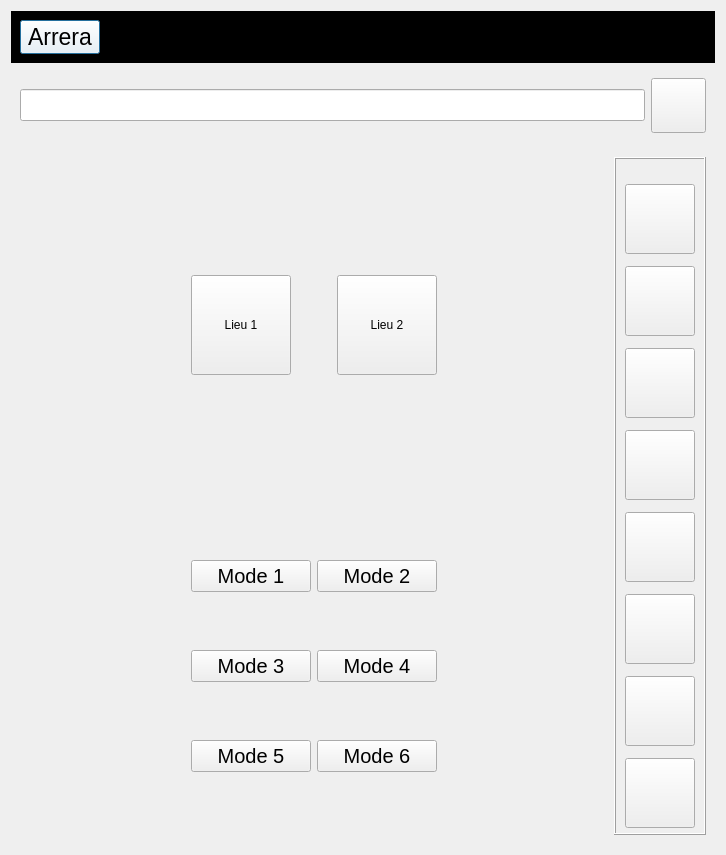
First picture: the form in arreraui.ui, repository Arrera-Software/Arrera-Interface, before the edit.
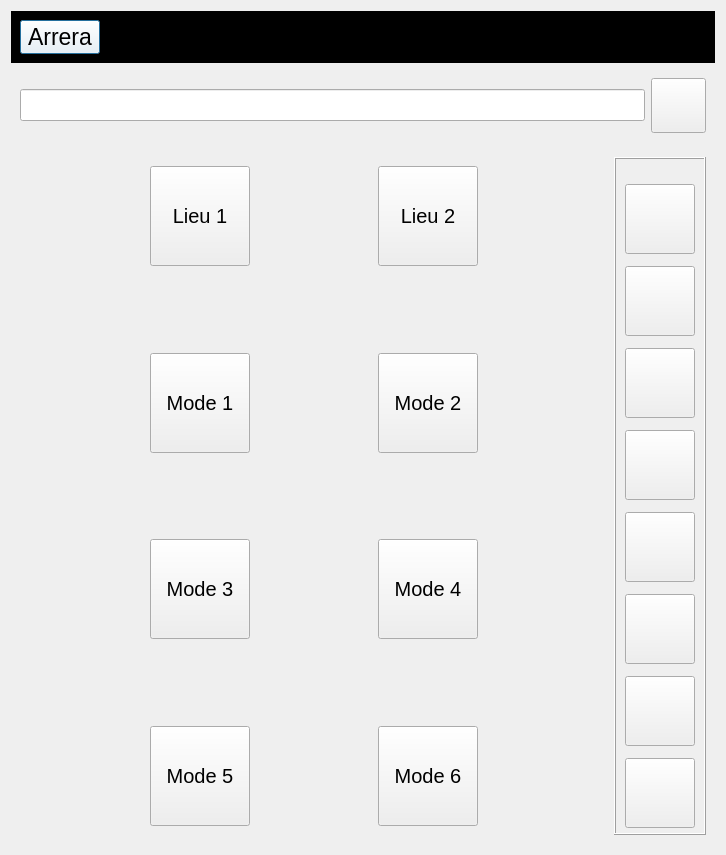
Second picture: the form after the edit. Icons and pictures are not drawn.

What changed in the file:
```diff
--- a/arreraui.ui
+++ b/arreraui.ui
@@ -333,84 +333,8 @@
      </widget>
      <widget class="QWidget" name="main">
       <layout class="QHBoxLayout" name="horizontalLayout_4">
-       <item>
-        <spacer name="horizontalSpacer">
-         <property name="orientation">
-          <enum>Qt::Orientation::Horizontal</enum>
-         </property>
-         <property name="sizeHint" stdset="0">
-          <size>
-           <width>40</width>
-           <height>20</height>
-          </size>
-         </property>
-        </spacer>
-       </item>
        <item>
         <layout class="QVBoxLayout" name="verticalLayout_6">
-         <item>
-          <widget class="QFrame" name="FLIEU">
-           <property name="frameShape">
-            <enum>QFrame::Shape::NoFrame</enum>
-           </property>
-           <property name="frameShadow">
-            <enum>QFrame::Shadow::Raised</enum>
-           </property>
-           <layout class="QHBoxLayout" name="horizontalLayout_5">
-            <item>
-             <widget class="QPushButton" name="IDC_LIEU1">
-              <property name="minimumSize">
-               <size>
-                <width>100</width>
-                <height>100</height>
-               </size>
-              </property>
-              <property name="maximumSize">
-               <size>
-                <width>100</width>
-                <height>100</height>
-               </size>
-              </property>
-              <property name="text">
-               <string>Lieu 1</string>
-              </property>
-             </widget>
-            </item>
-            <item>
-             <spacer name="horizontalSpacer_3">
-              <property name="orientation">
-               <enum>Qt::Orientation::Horizontal</enum>
-              </property>
-              <property name="sizeHint" stdset="0">
-               <size>
-                <width>40</width>
-                <height>20</height>
-               </size>
-              </property>
-             </spacer>
-            </item>
-            <item>
-             <widget class="QPushButton" name="IDC_LIEU2">
-              <property name="minimumSize">
-               <size>
-                <width>100</width>
-                <height>100</height>
-               </size>
-              </property>
-              <property name="maximumSize">
-               <size>
-                <width>100</width>
-                <height>100</height>
-               </size>
-              </property>
-              <property name="text">
-               <string>Lieu 2</string>
-              </property>
-             </widget>
-            </item>
-           </layout>
-          </widget>
-         </item>
          <item>
           <widget class="QFrame" name="FRAMEMODE">
            <property name="frameShape">
@@ -420,20 +344,44 @@
             <enum>QFrame::Shadow::Raised</enum>
            </property>
            <layout class="QGridLayout" name="gridLayout_2">
-            <item row="1" column="0">
-             <widget class="QPushButton" name="IDC_MODE3">
+            <item row="6" column="1">
+             <widget class="QPushButton" name="IDC_MODE5">
+              <property name="minimumSize">
+               <size>
+                <width>100</width>
+                <height>100</height>
+               </size>
+              </property>
+              <property name="maximumSize">
+               <size>
+                <width>100</width>
+                <height>16777215</height>
+               </size>
+              </property>
               <property name="font">
                <font>
                 <pointsize>15</pointsize>
                </font>
               </property>
               <property name="text">
-               <string>Mode 3</string>
+               <string>Mode 5</string>
               </property>
              </widget>
             </item>
-            <item row="2" column="1">
+            <item row="6" column="3">
              <widget class="QPushButton" name="IDC_MODE6">
+              <property name="minimumSize">
+               <size>
+                <width>100</width>
+                <height>100</height>
+               </size>
+              </property>
+              <property name="maximumSize">
+               <size>
+                <width>100</width>
+                <height>100</height>
+               </size>
+              </property>
               <property name="font">
                <font>
                 <pointsize>15</pointsize>
@@ -444,8 +392,20 @@
               </property>
              </widget>
             </item>
-            <item row="0" column="0">
+            <item row="2" column="1">
              <widget class="QPushButton" name="IDC_MODE1">
+              <property name="minimumSize">
+               <size>
+                <width>100</width>
+                <height>100</height>
+               </size>
+              </property>
+              <property name="maximumSize">
+               <size>
+                <width>100</width>
+                <height>100</height>
+               </size>
+              </property>
               <property name="font">
                <font>
                 <pointsize>15</pointsize>
@@ -456,20 +416,57 @@
               </property>
              </widget>
             </item>
-            <item row="2" column="0">
-             <widget class="QPushButton" name="IDC_MODE5">
+            <item row="4" column="3">
+             <widget class="QPushButton" name="IDC_MODE4">
+              <property name="minimumSize">
+               <size>
+                <width>100</width>
+                <height>100</height>
+               </size>
+              </property>
+              <property name="maximumSize">
+               <size>
+                <width>100</width>
+                <height>100</height>
+               </size>
+              </property>
               <property name="font">
                <font>
                 <pointsize>15</pointsize>
                </font>
               </property>
               <property name="text">
-               <string>Mode 5</string>
+               <string>Mode 4</string>
               </property>
              </widget>
             </item>
-            <item row="0" column="1">
+            <item row="5" column="1">
+             <spacer name="verticalSpacer">
+              <property name="orientation">
+               <enum>Qt::Orientation::Vertical</enum>
+              </property>
+              <property name="sizeHint" stdset="0">
+               <size>
+                <width>20</width>
+                <height>40</height>
+               </size>
+              </property>
+             </spacer>
+            </item>
+            <item row="2" column="3">
              <widget class="QPushButton" name="IDC_MODE2">
+              <property name="minimumSize">
+               <size>
+                <width>100</width>
+                <height>100</height>
+               </size>
+              </property>
+              <property name="maximumSize">
+               <size>
+                <width>100</width>
+                <height>100</height>
+               </size>
+              </property>
               <property name="font">
                <font>
                 <pointsize>15</pointsize>
@@ -480,36 +477,148 @@
               </property>
              </widget>
             </item>
+            <item row="3" column="1">
+             <spacer name="verticalSpacer_2">
+              <property name="orientation">
+               <enum>Qt::Orientation::Vertical</enum>
+              </property>
+              <property name="sizeHint" stdset="0">
+               <size>
+                <width>20</width>
+                <height>40</height>
+               </size>
+              </property>
+             </spacer>
+            </item>
+            <item row="4" column="1">
+             <widget class="QPushButton" name="IDC_MODE3">
+              <property name="minimumSize">
+               <size>
+                <width>100</width>
+                <height>100</height>
+               </size>
+              </property>
+              <property name="maximumSize">
+               <size>
+                <width>100</width>
+                <height>100</height>
+               </size>
+              </property>
+              <property name="font">
+               <font>
+                <pointsize>15</pointsize>
+               </font>
+              </property>
+              <property name="text">
+               <string>Mode 3</string>
+              </property>
+             </widget>
+            </item>
             <item row="1" column="1">
-             <widget class="QPushButton" name="IDC_MODE4">
+             <spacer name="verticalSpacer_3">
+              <property name="orientation">
+               <enum>Qt::Orientation::Vertical</enum>
+              </property>
+              <property name="sizeHint" stdset="0">
+               <size>
+                <width>20</width>
+                <height>40</height>
+               </size>
+              </property>
+             </spacer>
+            </item>
+            <item row="0" column="1">
+             <widget class="QPushButton" name="IDC_LIEU1">
+              <property name="minimumSize">
+               <size>
+                <width>100</width>
+                <height>100</height>
+               </size>
+              </property>
+              <property name="maximumSize">
+               <size>
+                <width>100</width>
+                <height>100</height>
+               </size>
+              </property>
               <property name="font">
                <font>
                 <pointsize>15</pointsize>
                </font>
               </property>
               <property name="text">
-               <string>Mode 4</string>
+               <string>Lieu 1</string>
               </property>
              </widget>
             </item>
+            <item row="0" column="3">
+             <widget class="QPushButton" name="IDC_LIEU2">
+              <property name="minimumSize">
+               <size>
+                <width>100</width>
+                <height>100</height>
+               </size>
+              </property>
+              <property name="maximumSize">
+               <size>
+                <width>100</width>
+                <height>100</height>
+               </size>
+              </property>
+              <property name="font">
+               <font>
+                <pointsize>15</pointsize>
+               </font>
+              </property>
+              <property name="text">
+               <string>Lieu 2</string>
+              </property>
+             </widget>
+            </item>
+            <item row="6" column="2">
+             <spacer name="horizontalSpacer_4">
+              <property name="orientation">
+               <enum>Qt::Orientation::Horizontal</enum>
+              </property>
+              <property name="sizeHint" stdset="0">
+               <size>
+                <width>40</width>
+                <height>20</height>
+               </size>
+              </property>
+             </spacer>
+            </item>
+            <item row="6" column="0">
+             <spacer name="horizontalSpacer_5">
+              <property name="orientation">
+               <enum>Qt::Orientation::Horizontal</enum>
+              </property>
+              <property name="sizeHint" stdset="0">
+               <size>
+                <width>40</width>
+                <height>20</height>
+               </size>
+              </property>
+             </spacer>
+            </item>
+            <item row="6" column="4">
+             <spacer name="horizontalSpacer_6">
+              <property name="orientation">
+               <enum>Qt::Orientation::Horizontal</enum>
+              </property>
+              <property name="sizeHint" stdset="0">
+               <size>
+                <width>40</width>
+                <height>20</height>
+               </size>
+              </property>
+             </spacer>
+            </item>
            </layout>
           </widget>
          </item>
         </layout>
        </item>
-       <item>
-        <spacer name="horizontalSpacer_2">
-         <property name="orientation">
-          <enum>Qt::Orientation::Horizontal</enum>
-         </property>
-         <property name="sizeHint" stdset="0">
-          <size>
-           <width>40</width>
-           <height>20</height>
-          </size>
-         </property>
-        </spacer>
-       </item>
        <item>
         <widget class="QFrame" name="TASKBARMAIN">
          <property name="styleSheet">
```
Left out of the diff: 18 changed lines with no effect on the pictures.
